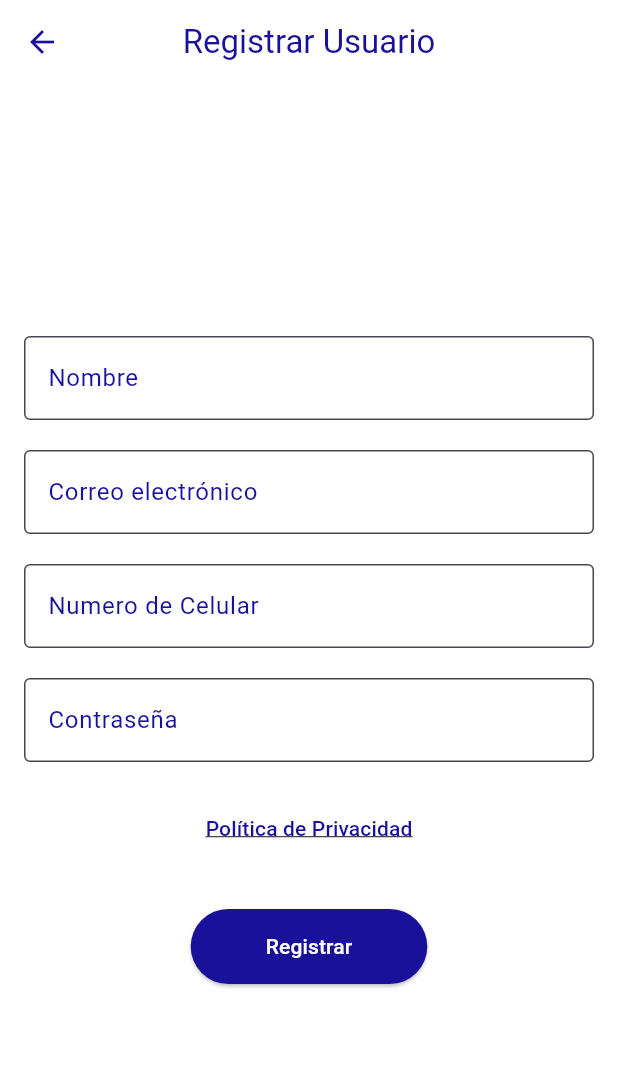
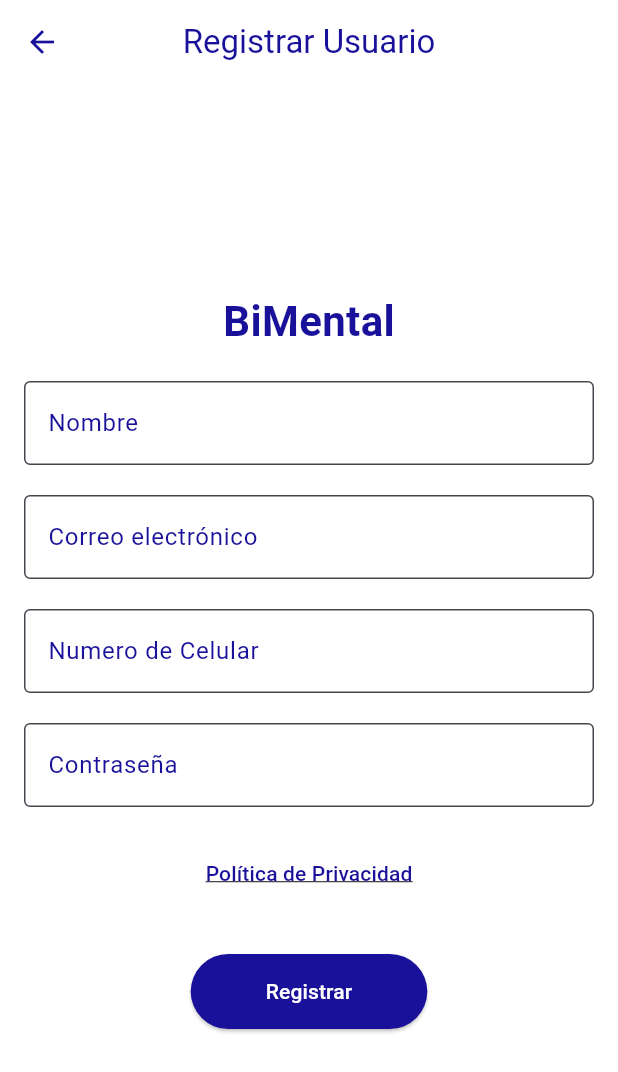
Before and after one commit to Jorgemercfa/MobileAppBimental, a Flutter app: the RegisterUserPage screen opened by its route, on a phone screen of 412 x 824 dp. Shown: the top 1072 px of the screen. Run offline on Flutter 3.47's test engine with Material 3 defaults, Android fonts, the phone set to English and light mode, and no system bars; our stand-ins replace cloud_firestore, firebase_core, firebase_messaging, flutter_local_notifications, shared_preferences; accounts and stored records are empty.

Commit message:
observation_raised_signup_user_design_1

```diff
--- a/bimental_application_1/lib/RegisterUserPage.dart
+++ b/bimental_application_1/lib/RegisterUserPage.dart
@@ -47,6 +47,15 @@ class RegisterUserPage extends StatelessWidget {
           child: Column(
             mainAxisAlignment: MainAxisAlignment.center,
             children: [
+              const Text(
+                'BiMental',
+                style: TextStyle(
+                  fontSize: 28,
+                  fontWeight: FontWeight.bold,
+                  color: Color(0xFF1A119B),
+                ),
+              ),
+              const SizedBox(height: 20),
               TextFormField(
                 controller: _nameController,
                 decoration: const InputDecoration(
```
